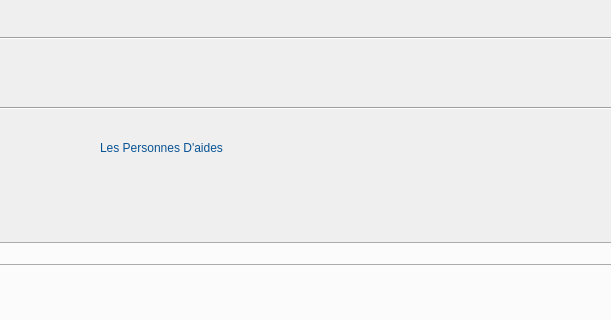
Old version of the form gestion des personnes d'aides/mainwindow1.ui in the repository yanni2302/smart_parental_monitoring_2A22; both pictures show x 280 to 891 and y 0 to 320 of the 1144 by 734 pixel window.
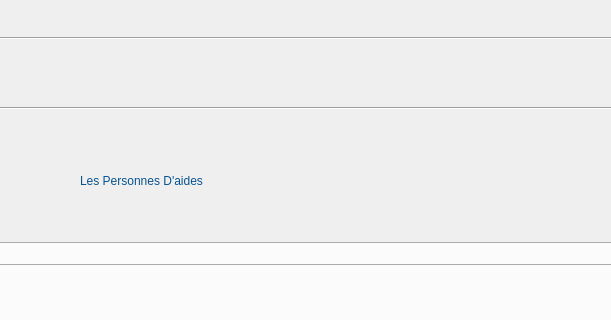
New version of the form. The open tabs and pages were chosen to show the change. Icons and pictures are not drawn.

```diff
--- a/gestion des personnes d'aides/mainwindow1.ui
+++ b/gestion des personnes d'aides/mainwindow1.ui
@@ -1539,10 +1539,10 @@
   <widget class="QLabel" name="label_6">
    <property name="geometry">
     <rect>
-     <x>380</x>
-     <y>60</y>
+     <x>360</x>
+     <y>120</y>
      <width>431</width>
-     <height>161</height>
+     <height>121</height>
     </rect>
    </property>
    <property name="styleSheet">
@@ -1550,8 +1550,7 @@
 color: #085394;</string>
    </property>
    <property name="text">
-    <string>
-Les Personnes D'aides</string>
+    <string>Les Personnes D'aides</string>
    </property>
   </widget>
  </widget>
```
Left out of the diff: 4 changed lines with no effect on the pictures.
